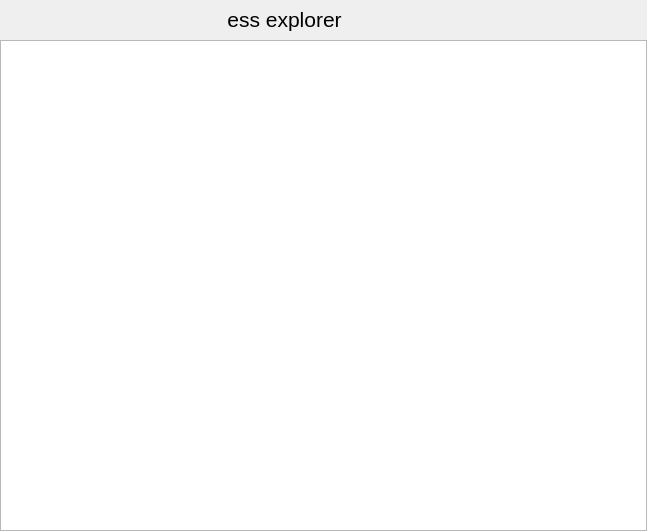
Before: the Qt Designer form essexp/ui/exp.ui in Devecor/ess, drawn with Qt 5.
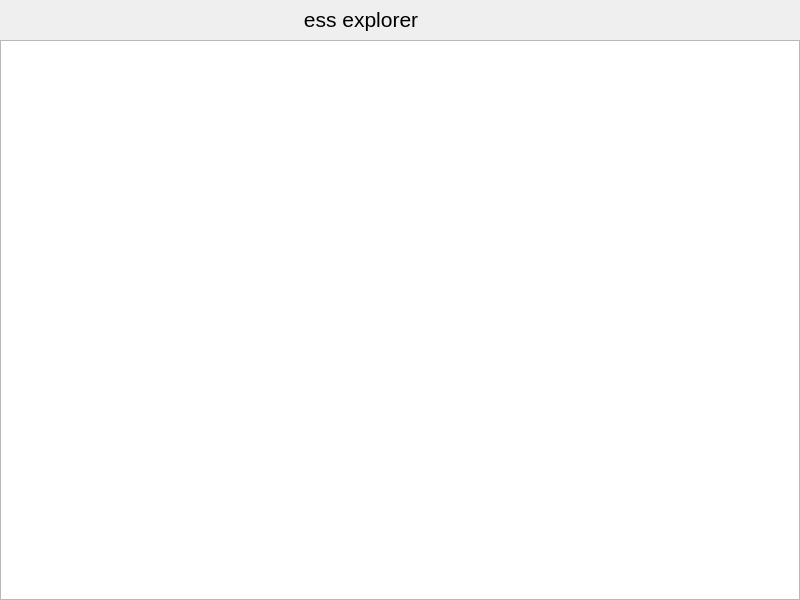
After: the same form once the commit is applied. Icons and pictures are not drawn.

```diff
--- a/essexp/ui/exp.ui
+++ b/essexp/ui/exp.ui
@@ -6,12 +6,12 @@
    <rect>
     <x>0</x>
     <y>0</y>
-    <width>647</width>
-    <height>531</height>
+    <width>800</width>
+    <height>600</height>
    </rect>
   </property>
   <property name="sizePolicy">
-   <sizepolicy hsizetype="Expanding" vsizetype="Expanding">
+   <sizepolicy hsizetype="Fixed" vsizetype="Fixed">
     <horstretch>0</horstretch>
     <verstretch>0</verstretch>
    </sizepolicy>
```
Left out of the diff: 9 changed lines with no effect on the pictures.
